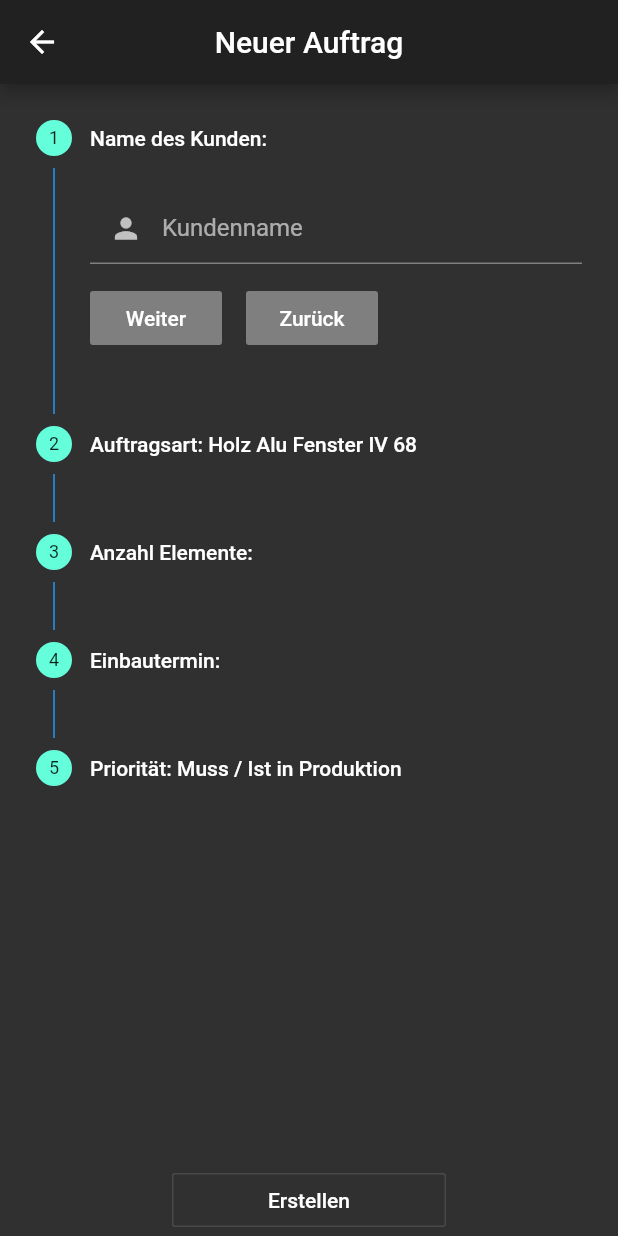
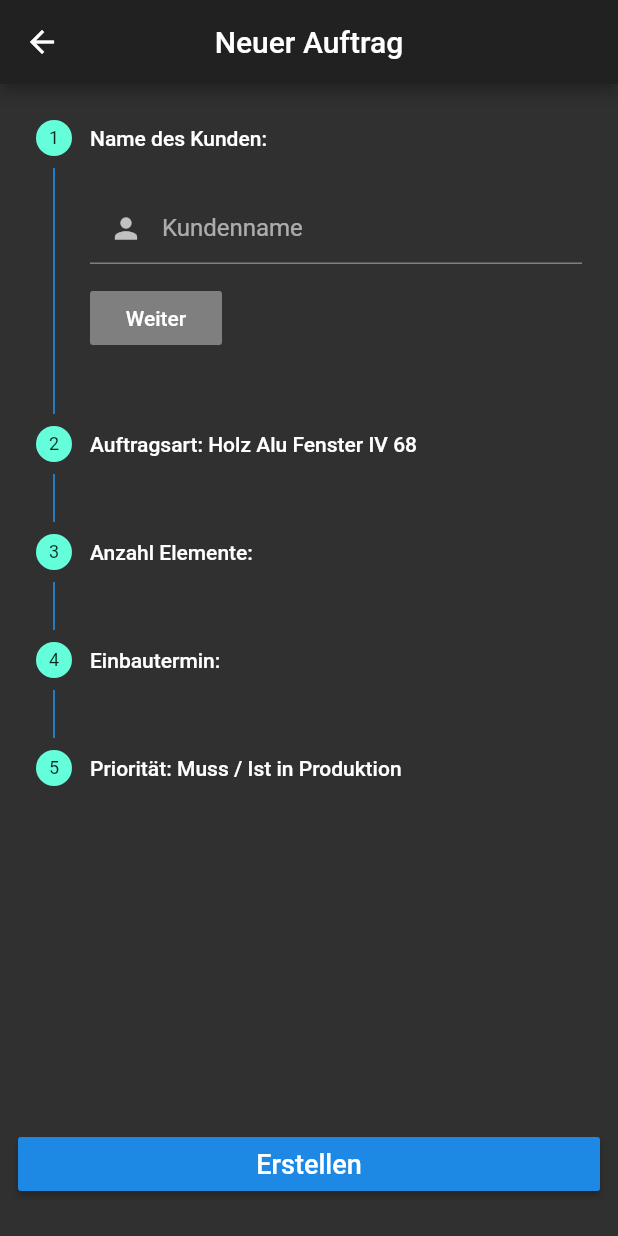
Before and after one commit to Marcel-Geirhos/buehlmaier_app, a Flutter app: the screen it shows after launch, after a tap on the "add" icon, on a phone screen of 412 x 824 dp. Run offline on Flutter 3.47's test engine with Material 2 defaults, Android fonts, the phone set to English and light mode, and no system bars; our stand-ins replace auto_size_text, charts_flutter, cloud_firestore, font_awesome_flutter, progress_dialog, table_calendar; accounts and stored records are empty.

Commit message:
Neuer Auftrage anlegen verbessert
- Neuer Auftrag anlegen verbessert, damit keine falschen oder unvollständige Daten in Umlauf kommen.

```diff
--- a/lib/userInterface/editAssignmentPage.dart
+++ b/lib/userInterface/editAssignmentPage.dart
@@ -195,8 +195,7 @@ class _EditAssignmentState extends State<EditAssignmentPage> {
             });
           },
         ),
-        Text('Einbautermin: '),
-        Text(_assignment.installationDate),
+        Text('Einbautermin: ${_assignment?.installationDate ?? ''}'),
       ],
     );
   }
--- a/lib/userInterface/newAssignmentPage.dart
+++ b/lib/userInterface/newAssignmentPage.dart
@@ -54,6 +54,7 @@ class _NewAssignmentPageState extends State<NewAssignmentPage> {
   @override
   void dispose() {
     _consumerName.dispose();
+    _numberOfElements.dispose();
     _calendarController.dispose();
     super.dispose();
   }
@@ -74,16 +75,22 @@ class _NewAssignmentPageState extends State<NewAssignmentPage> {
                   children: <Widget>[
                     Padding(
                       padding: const EdgeInsets.only(top: 12.0),
+                      child: Visibility(
+                        visible: currentStep == 4 ? false : true,
                         child: RaisedButton(
                           onPressed: onStepContinue,
                           child: Text('Weiter', style: TextStyle(color: Colors.white)),
                         ),
                       ),
+                    ),
                     Padding(
                       padding: const EdgeInsets.only(top: 12.0, left: 16.0),
+                      child: Visibility(
+                        visible: currentStep == 0 ? false : true,
                         child: RaisedButton(
                           onPressed: onStepCancel,
                           child: Text('Zurück', style: TextStyle(color: Colors.white)),
+                        ),
                       ),
                     ),
                   ],
@@ -102,10 +109,19 @@ class _NewAssignmentPageState extends State<NewAssignmentPage> {
               onStepTapped: (step) => goTo(step),
             ),
           ),
-          OutlineButton(
-            padding: EdgeInsets.symmetric(horizontal: 64.0),
-            onPressed: createNewAssignment,
-            child: Text('Erstellen'),
+          Builder(
+            builder: (BuildContext context) {
+              return Padding(
+                padding: const EdgeInsets.only(bottom: 24.0, left: 12.0, right: 12.0),
+                child: SizedBox(
+                  width: double.infinity,
+                  child: RaisedButton(
+                    onPressed: () => createNewAssignment(context),
+                    child: Text('Erstellen', style: TextStyle(fontSize: 18.0)),
+                  ),
+                ),
+              );
+            },
           ),
         ],
       ),
@@ -312,10 +328,15 @@ class _NewAssignmentPageState extends State<NewAssignmentPage> {
     }
   }
 
-  void createNewAssignment() async {
+  void createNewAssignment(BuildContext context) async {
     final format = DateFormat('dd.MM.yyyy');
     int creationDateMilliseconds = DateTime.now().millisecondsSinceEpoch;
     String weekday = convertWeekday(DateTime.now().weekday);
+    if (_consumerName.text.isEmpty) {
+      Scaffold.of(context).showSnackBar(SnackBar(content: Text('Bitte einen Kundenname eingeben.')));
+    } else if (_numberOfElements.text.isEmpty) {
+      Scaffold.of(context).showSnackBar(SnackBar(content: Text('Bitte Anzahl Elemente eingeben.')));
+    } else {
       _progressDialog.show();
       try {
         String autoGeneratedId = Firestore.instance.collection('assignments').document().documentID;
@@ -344,3 +365,4 @@ class _NewAssignmentPageState extends State<NewAssignmentPage> {
       });
     }
   }
+}
```
Lines whose indentation alone changed are shown as unchanged.
